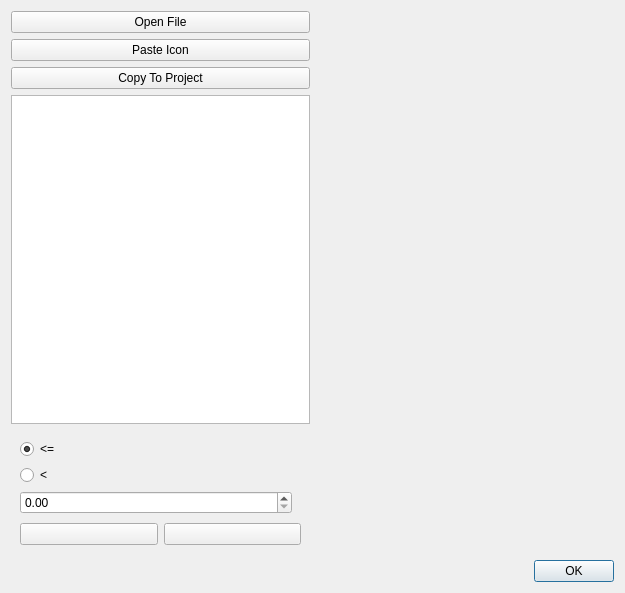
Before: the Qt Designer form src/pythonGui/karabo_gui/displaywidgets/icons.ui in European-XFEL/Karabo, drawn with Qt 5.
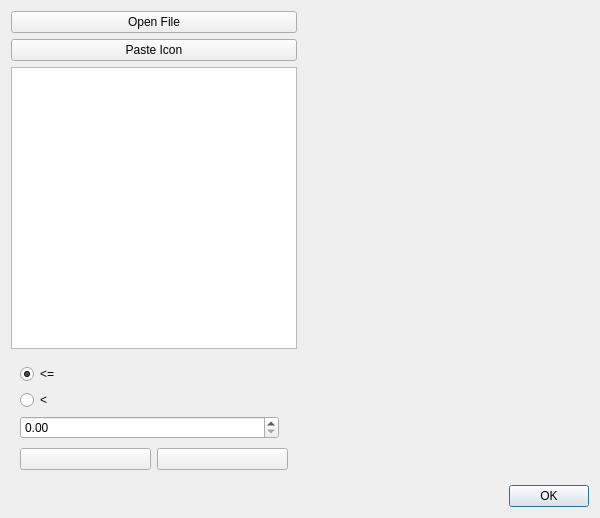
After: the same form once the commit is applied. Icons and pictures are not drawn. Custom widgets are drawn as their Qt base class.

Commit message: Now it is possible to change icons of icon widgets (open from file, paste) Remove project reference

```diff
--- a/src/pythonGui/karabo_gui/displaywidgets/icons.ui
+++ b/src/pythonGui/karabo_gui/displaywidgets/icons.ui
@@ -6,8 +6,8 @@
    <rect>
     <x>0</x>
     <y>0</y>
-    <width>625</width>
-    <height>593</height>
+    <width>600</width>
+    <height>518</height>
    </rect>
   </property>
   <property name="windowTitle">
@@ -64,13 +64,6 @@
          </property>
         </widget>
        </item>
-       <item>
-        <widget class="QPushButton" name="copy">
-         <property name="text">
-          <string>Copy To Project</string>
-         </property>
-        </widget>
-       </item>
        <item>
         <widget class="QListWidget" name="valueList"/>
        </item>
```
The commit also changes 1 other file.
